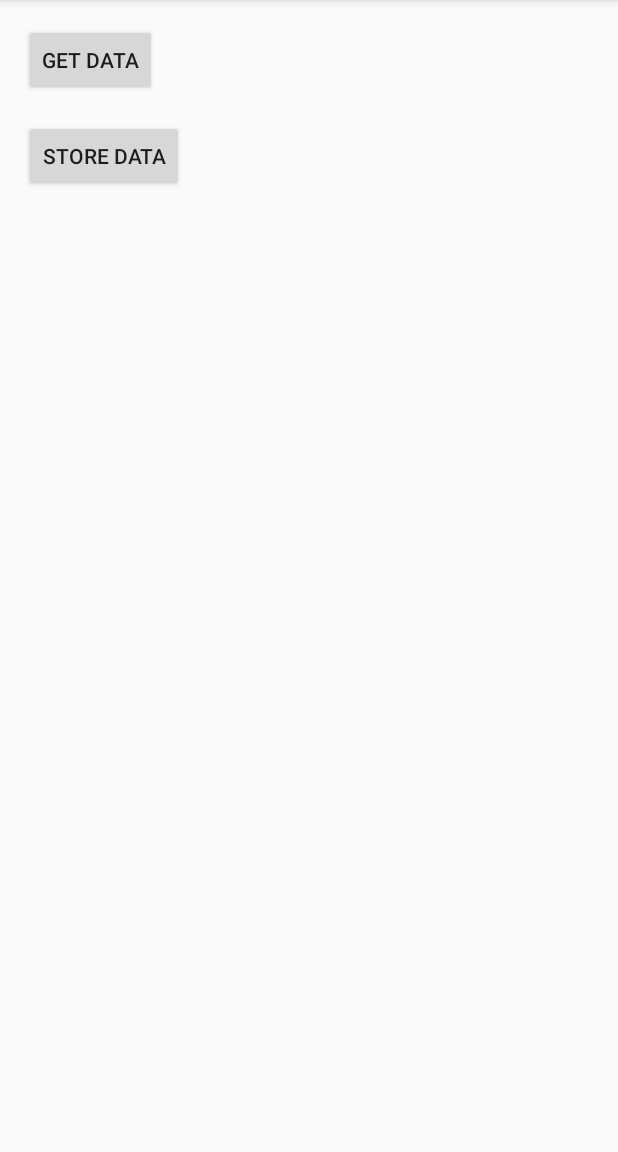
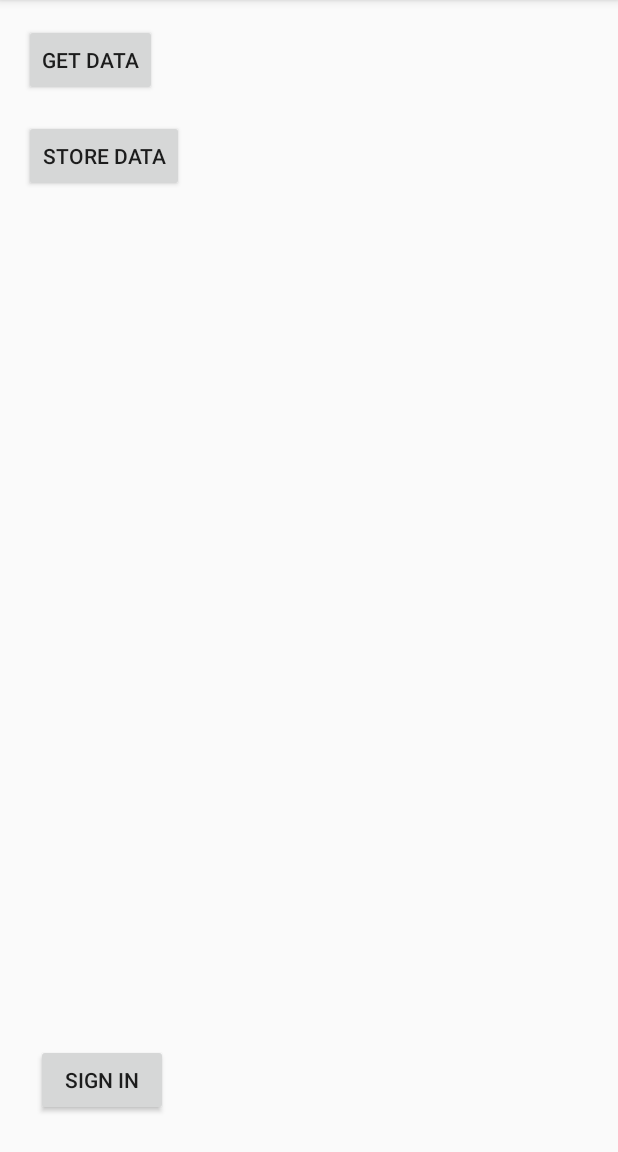
Before and after one commit to adamobrien4/SocialMediaApp_Assignment2, an Android app: the screen it shows after launch (MainActivity), on a phone screen of 412 x 824 dp, the part 84-1236 px from its top. Run offline under Robolectric (Android 15) with nearby library versions, the phone set to English and light mode, and no system bars; our stand-ins replace Firebase (no records; nobody signed in at launch, a user with empty details on screens opened directly); libraries missing offline, so code that uses them is left out: com.firebase.ui.

```diff
--- a/app/build.gradle
+++ b/app/build.gradle
@@ -25,6 +25,7 @@ dependencies {
     implementation 'androidx.appcompat:appcompat:1.0.2'
     implementation 'androidx.constraintlayout:constraintlayout:1.1.3'
     implementation 'com.google.firebase:firebase-firestore:17.1.2'
+    implementation 'com.firebaseui:firebase-ui:4.3.1'
     testImplementation 'junit:junit:4.12'
     androidTestImplementation 'androidx.test.ext:junit:1.1.0'
     androidTestImplementation 'androidx.test.espresso:espresso-core:3.1.1'
--- a/app/src/main/res/layout/activity_main.xml
+++ b/app/src/main/res/layout/activity_main.xml
@@ -27,4 +27,15 @@
         android:text="Store Data"
         app:layout_constraintStart_toStartOf="parent"
         app:layout_constraintTop_toBottomOf="@+id/button" />
+
+    <Button
+        android:id="@+id/SignIn"
+        android:layout_width="wrap_content"
+        android:layout_height="wrap_content"
+        android:layout_marginStart="24dp"
+        android:layout_marginBottom="24dp"
+        android:onClick="onClickSignIn"
+        android:text="Sign In"
+        app:layout_constraintBottom_toBottomOf="parent"
+        app:layout_constraintStart_toStartOf="parent" />
 </androidx.constraintlayout.widget.ConstraintLayout>
```
Also changed, not shown: app/src/main/java/ie/ul/socialmediaappassignment2/MainActivity.java (+43 -2 lines).
